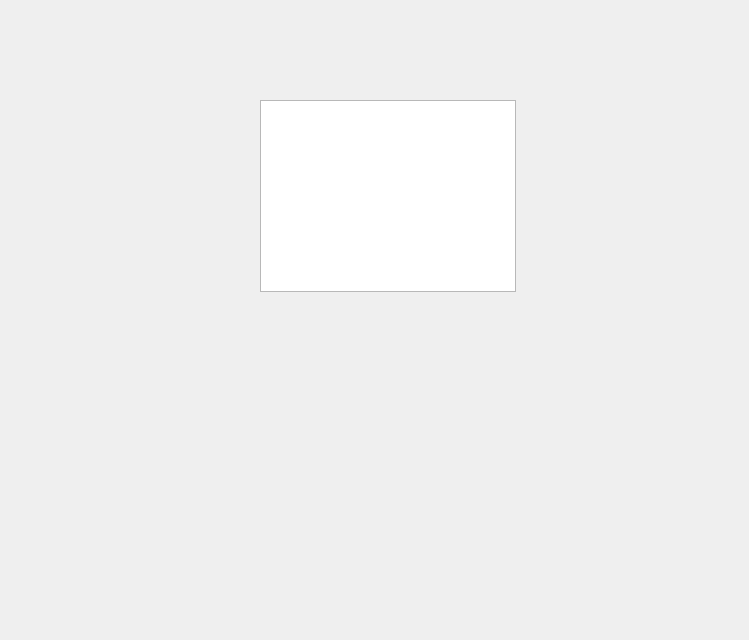
Before: the Qt Designer form logiComptaProject/sectionlist.ui in ffillouxdev/LogiCompta, drawn with Qt 5.
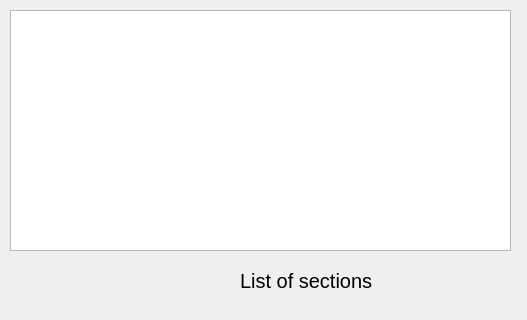
After: the same form once the commit is applied.

Commit message: probleme de combobox réglé, liste des sections de l'utilsation

What changed in the file:
```diff
--- a/logiComptaProject/sectionlist.ui
+++ b/logiComptaProject/sectionlist.ui
@@ -6,8 +6,8 @@
    <rect>
     <x>0</x>
     <y>0</y>
-    <width>749</width>
-    <height>640</height>
+    <width>527</width>
+    <height>320</height>
    </rect>
   </property>
   <property name="windowTitle">
@@ -16,13 +16,31 @@
   <widget class="QTableWidget" name="tableWidget">
    <property name="geometry">
     <rect>
-     <x>260</x>
-     <y>100</y>
-     <width>256</width>
-     <height>192</height>
+     <x>10</x>
+     <y>10</y>
+     <width>501</width>
+     <height>241</height>
     </rect>
    </property>
   </widget>
+  <widget class="QLabel" name="label">
+   <property name="geometry">
+    <rect>
+     <x>240</x>
+     <y>270</y>
+     <width>141</width>
+     <height>21</height>
+    </rect>
+   </property>
+   <property name="font">
+    <font>
+     <pointsize>15</pointsize>
+    </font>
+   </property>
+   <property name="text">
+    <string>List of sections</string>
+   </property>
+  </widget>
  </widget>
  <resources/>
  <connections/>
```
The commit also changes 8 other files.
